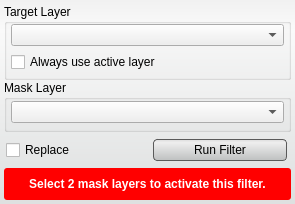
The window that src/Interface/ToolInterface/AndFilterInterface.ui (SCIInstitute/Seg3D) describes before a commit, drawn with Qt 5.
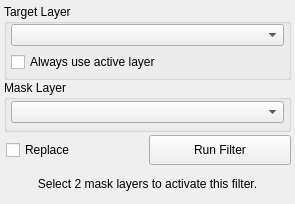
The same window after the commit. Custom widgets are drawn as their Qt base class.

Patch:
```diff
--- a/src/Interface/ToolInterface/AndFilterInterface.ui
+++ b/src/Interface/ToolInterface/AndFilterInterface.ui
@@ -31,33 +31,6 @@
   <property name="windowTitle">
    <string> AndFilter</string>
   </property>
-  <property name="styleSheet">
-   <string notr="true">QWidget#AndFilterInterface{
-  border-radius: 3px;
-  background-color: qlineargradient(spread:pad, x1:0.5, y1:0, x2:0.5, y2:0.960227, stop:0 rgba(241, 241, 241, 255), stop:0.155779 rgba(250, 250, 250, 255), stop:1 rgba(222, 224, 224, 255));      
-}
-
-QPushButton{
-  background-color: qlineargradient(spread:pad, x1:0.5, y1:0, x2:0.5, y2:0.960227, stop:0 rgba(221, 221, 221, 255), stop:0.155779 rgba(238, 238, 238, 255), stop:1 rgba(192, 194, 194, 255));
-  border-radius: 4px;
-  border: 1px solid rgb(90, 90, 90);
-  margin:4px;
-}
-
-QPushButton:hover{
-  background-color: qlineargradient(spread:pad, x1:0.5, y1:0, x2:0.5, y2:1, stop:0 rgba(195, 195, 195, 255), stop:0.253769 rgba(206, 206, 206, 255), stop:1 rgba(185, 185, 185, 255));
-  border-radius: 4px;
-  border: 1px solid rgb(90, 90, 90);
-  margin:4px;
-}
-
-QPushButton:pressed{
-  background-color: qlineargradient(spread:pad, x1:0.5, y1:0, x2:0.5, y2:1, stop:0 rgba(150, 150, 150, 255), stop:0.753769 rgba(206, 206, 206, 255), stop:1 rgba(185, 185, 185, 255));
-  border-radius: 4px;
-  border: 1px solid rgb(90, 90, 90);
-  margin:4px;
-}</string>
-  </property>
   <layout class="QVBoxLayout" name="verticalLayout">
    <property name="spacing">
     <number>2</number>
@@ -255,17 +228,6 @@
        <height>32</height>
       </size>
      </property>
-     <property name="styleSheet">
-      <string notr="true">QLabel#message_{
-  color: white;
-  font: bold;
-}
-
-QWidget#message_alert_{
-  border-radius: 3px;
-  background-color: red;
-}</string>
-     </property>
      <layout class="QHBoxLayout" name="horizontalLayout_5">
       <property name="spacing">
        <number>0</number>
```
